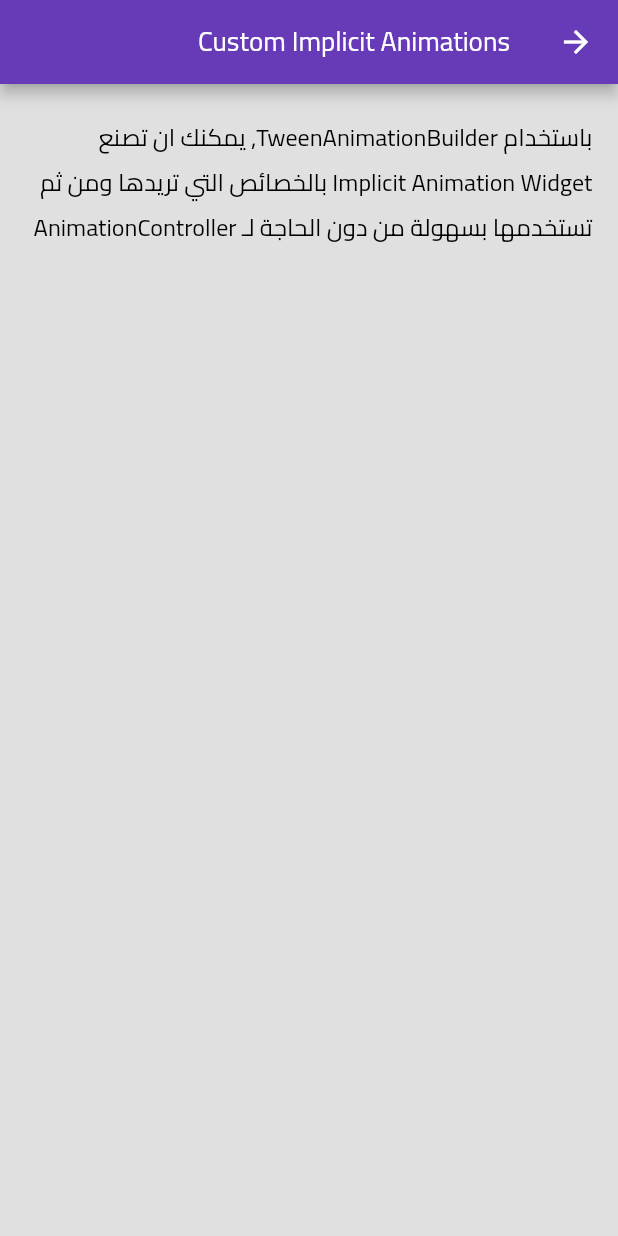
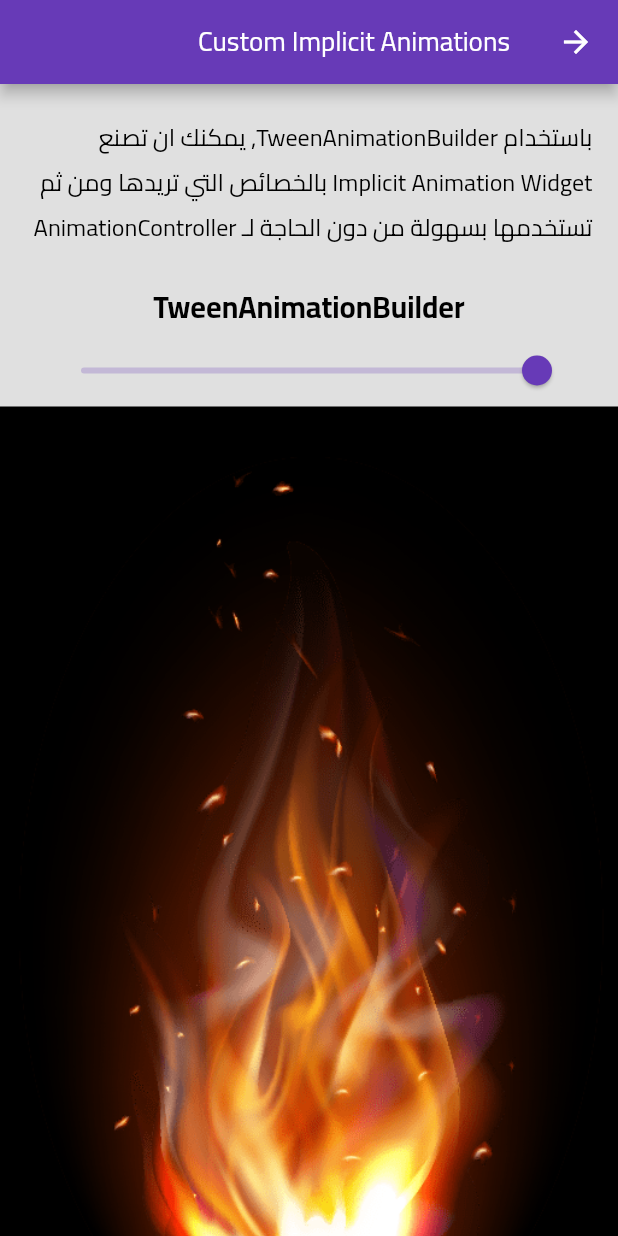
Before and after one commit to Roaa94/flutter-festival-session, a Flutter app: the CustomImplicitAnimationsPage screen opened directly, on a phone screen of 412 x 824 dp. Run offline on Flutter 3.47's test engine with Material 2 defaults, Android fonts, the phone set to English and light mode, and no system bars.

Commit message:
worked on TweenAnimationBuilder example

```diff
--- a/lib/ui/implicit_animations/pages/custom_implicit_animations_page.dart
+++ b/lib/ui/implicit_animations/pages/custom_implicit_animations_page.dart
@@ -1,5 +1,6 @@
 import 'package:flutter/material.dart';
 import 'package:flutter_festival/i18n/translations.dart';
+import 'package:flutter_festival/ui/implicit_animations/widgets/tween_animation_builder_example.dart';
 import 'package:flutter_festival/ui/styles/app_text_styles.dart';
 
 // Using TweenAnimationBuilder widget
@@ -22,6 +23,14 @@ class CustomImplicitAnimationsPage extends StatelessWidget {
                 style: AppTextStyles.body,
               ),
             ),
+            const Padding(
+              padding: EdgeInsets.symmetric(horizontal: 17),
+              child: Text(
+                'TweenAnimationBuilder',
+                style: AppTextStyles.h1,
+              ),
+            ),
+            const TweenAnimationBuilderExample(),
           ],
         ),
       ),
--- /dev/null
+++ b/lib/ui/implicit_animations/widgets/tween_animation_builder_example.dart
@@ -0,0 +1,47 @@
+/// Example taken from the official Flutter video on TweenAnimationBuilder
+/// https://www.youtube.com/watch?v=6KiPEqzJIKQ&list=PLjxrf2q8roU2v6UqYlt_KPaXlnjbYySua&index=3
+import 'package:flutter/material.dart';
+
+class TweenAnimationBuilderExample extends StatefulWidget {
+  const TweenAnimationBuilderExample({Key? key}) : super(key: key);
+
+  @override
+  _TweenAnimationBuilderExampleState createState() => _TweenAnimationBuilderExampleState();
+}
+
+class _TweenAnimationBuilderExampleState extends State<TweenAnimationBuilderExample> {
+  double _sliderValue = 0;
+  Color? _newColor = Colors.white;
+
+  @override
+  Widget build(BuildContext context) {
+    return Column(
+      children: [
+        Padding(
+          padding: const EdgeInsets.symmetric(horizontal: 30),
+          child: Slider.adaptive(
+            value: _sliderValue,
+            onChanged: (value) => setState(() {
+              _sliderValue = value;
+              _newColor = Color.lerp(Colors.white, Colors.red, _sliderValue);
+            }),
+          ),
+        ),
+        Container(
+          width: double.infinity,
+          color: Colors.black,
+          child: TweenAnimationBuilder(
+            tween: ColorTween(begin: Colors.white, end: _newColor),
+            duration: const Duration(milliseconds: 200),
+            builder: (BuildContext context, Color? color, Widget? child) {
+              return ColorFiltered(
+                colorFilter: ColorFilter.mode(color ?? Colors.transparent, BlendMode.modulate),
+                child: Image.asset('assets/images/fire.png'),
+              );
+            },
+          ),
+        ),
+      ],
+    );
+  }
+}
--- a/pubspec.yaml
+++ b/pubspec.yaml
@@ -62,6 +62,8 @@ flutter:
   # To add assets to your application, add an assets section, like this:
   assets:
     - i18n/
+    - assets/
+    - assets/images/
 
   # An image asset can refer to one or more resolution-specific "variants", see
   # https://flutter.dev/assets-and-images/#resolution-aware.
```
Also changed, not shown: assets/images/fire.png (added).
